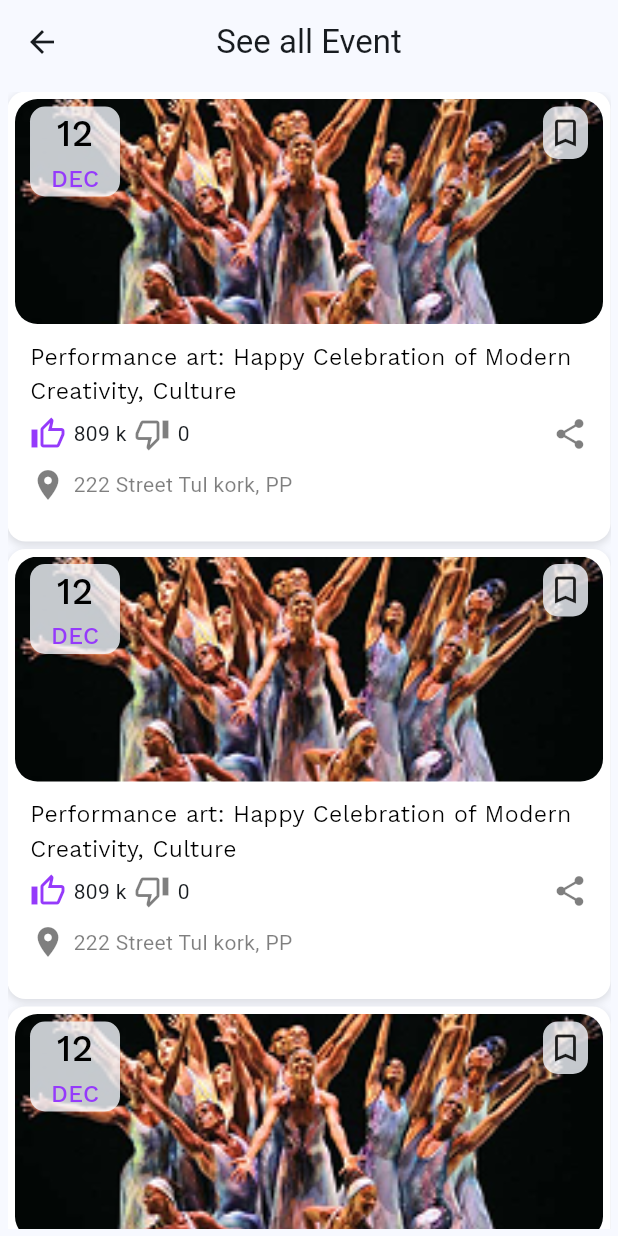
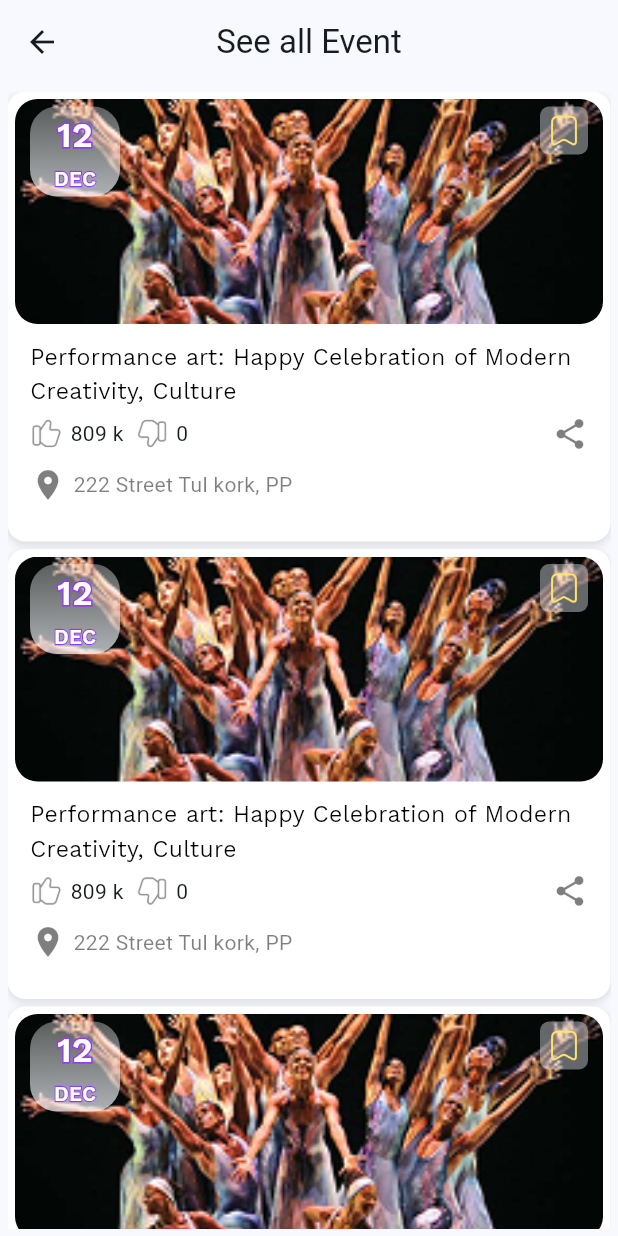
Before and after one commit to MoeurnSovanara/MobleProjectY4, a Flutter app: the screen it shows after launch, after a tap on "See All >", on a phone screen of 412 x 824 dp. Run offline on Flutter 3.47's test engine with Material 3 defaults, Android fonts, the phone set to English and light mode, and no system bars; our stand-ins replace carousel_slider, device_preview, dotted_border, image_picker, percent_indicator, video_player.

Commit message:
update ui and icon home and event detail

```diff
--- a/lib/Const/widget/eventWidget.dart
+++ b/lib/Const/widget/eventWidget.dart
@@ -1,5 +1,7 @@
 import 'package:flutter/material.dart';
 import 'package:mobile_assignment/Const/themeColor.dart';
+import 'package:mobile_assignment/Const/widget/bookmark_button.dart';
+import 'package:mobile_assignment/Const/widget/like_dislike_row.dart';
 import 'package:mobile_assignment/Pages/Other/eventdetailed_page.dart';
 
 class eventWidget extends StatelessWidget {
@@ -47,43 +49,86 @@ class eventWidget extends StatelessWidget {
                     width: 60,
                     height: 60,
                     decoration: BoxDecoration(
-                      color: AdvertiseColor.backgroundColor.withOpacity(0.8),
-                      borderRadius: BorderRadius.circular(10),
+                      gradient: LinearGradient(
+                        begin: Alignment.topCenter,
+                        end: Alignment.bottomCenter,
+                        colors: [
+                          Colors.white.withOpacity(0.35),
+                          AdvertiseColor.backgroundColor.withOpacity(0.7),
+                        ],
+                      ),
+                      borderRadius: BorderRadius.circular(18),
                     ),
                     child: Column(
                       mainAxisAlignment: MainAxisAlignment.center,
                       crossAxisAlignment: CrossAxisAlignment.center,
                       children: [
+                        Stack(
+                          children: [
                             Text(
                               '12',
                               style: TextStyle(
                                 fontFamily: 'KantumruyPro',
-                            color: AdvertiseColor.textColor,
-                            fontWeight: FontWeight.w500,
-                            fontSize: 25,
+                                foreground: Paint()
+                                  ..style = PaintingStyle.stroke
+                                  ..strokeWidth = 2.2
+                                  ..color = AdvertiseColor.primaryColor,
+                                fontWeight: FontWeight.w600,
+                                fontSize: 24,
+                              ),
+                            ),
+                            Text(
+                              '12',
+                              style: TextStyle(
+                                fontFamily: 'KantumruyPro',
+                                color: Colors.white,
+                                fontWeight: FontWeight.w600,
+                                fontSize: 24,
+                              ),
+                            ),
+                          ],
+                        ),
+                        SizedBox(height: 2),
+                        Stack(
+                          children: [
+                            Text(
+                              'DEC',
+                              style: TextStyle(
+                                fontFamily: 'KantumruyPro',
+                                foreground: Paint()
+                                  ..style = PaintingStyle.stroke
+                                  ..strokeWidth = 1.5
+                                  ..color = AdvertiseColor.primaryColor,
+                                fontWeight: FontWeight.w600,
+                                fontSize: 14,
                               ),
                             ),
                             Text(
                               'DEC',
                               style: TextStyle(
                                 fontFamily: 'KantumruyPro',
-                            color: AdvertiseColor.primaryColor,
-                            fontSize: 16,
-                            fontWeight: FontWeight.w500,
+                                color: Colors.white,
+                                fontWeight: FontWeight.w600,
+                                fontSize: 14,
                               ),
+                            ),
+                          ],
                         ),
                       ],
                     ),
                   ),
                   Spacer(),
                   Container(
-                    width: 30,
-                    height: 35,
+                    width: 32,
+                    height: 32,
                     decoration: BoxDecoration(
-                      color: AdvertiseColor.backgroundColor.withOpacity(0.8),
-                      borderRadius: BorderRadius.circular(10),
+                      color: AdvertiseColor.backgroundColor.withOpacity(0.4),
+                      borderRadius: BorderRadius.circular(6),
                     ),
-                    child: Icon(Icons.bookmark_outline),
+                    alignment: Alignment.center,
+                    child: const BookmarkButton(
+                      size: 22,
+                    ),
                   ),
                 ],
               ),
@@ -104,19 +149,10 @@ class eventWidget extends StatelessWidget {
                   SizedBox(height: 5),
                   Row(
                     children: [
-                      Icon(
-                        Icons.thumb_up_outlined,
-                        color: AdvertiseColor.primaryColor,
+                      const LikeDislikeRow(
+                        likes: 809000,
+                        dislikes: 0,
                       ),
-                      SizedBox(width: 5),
-                      Text('809 k'),
-                      SizedBox(width: 5),
-                      Icon(
-                        Icons.thumb_down_outlined,
-                        color: AdvertiseColor.textColor.withOpacity(0.5),
-                      ),
-                      SizedBox(width: 5),
-                      Text('0'),
                       Spacer(),
                       Icon(
                         Icons.share_rounded,
--- /dev/null
+++ b/lib/Const/widget/like_dislike_row.dart
@@ -0,0 +1,111 @@
+import 'package:flutter/material.dart';
+
+class LikeDislikeRow extends StatefulWidget {
+  final int likes;
+  final int dislikes;
+
+  const LikeDislikeRow({
+    Key? key,
+    this.likes = 809000,
+    this.dislikes = 0,
+  }) : super(key: key);
+
+  @override
+  State<LikeDislikeRow> createState() => _LikeDislikeRowState();
+}
+
+class _LikeDislikeRowState extends State<LikeDislikeRow> {
+  bool _isLiked = false;
+  bool _isDisliked = false;
+  double _likeScale = 1.0;
+  double _dislikeScale = 1.0;
+
+  String _formatCount(int value) {
+    if (value >= 1000000) return '${(value / 1000000).toStringAsFixed(1)} M';
+    if (value >= 1000) return '${(value / 1000).toStringAsFixed(0)} k';
+    return value.toString();
+  }
+
+  void _toggleLike() {
+    setState(() {
+      if (_isLiked) {
+        _isLiked = false;
+      } else {
+        _isLiked = true;
+        _isDisliked = false;
+      }
+      _likeScale = 1.1;
+      _dislikeScale = 1.0;
+    });
+
+    Future.delayed(const Duration(milliseconds: 120), () {
+      if (mounted) {
+        setState(() {
+          _likeScale = 1.0;
+        });
+      }
+    });
+  }
+
+  void _toggleDislike() {
+    setState(() {
+      if (_isDisliked) {
+        _isDisliked = false;
+      } else {
+        _isDisliked = true;
+        _isLiked = false;
+      }
+      _dislikeScale = 1.1;
+      _likeScale = 1.0;
+    });
+
+    Future.delayed(const Duration(milliseconds: 120), () {
+      if (mounted) {
+        setState(() {
+          _dislikeScale = 1.0;
+        });
+      }
+    });
+  }
+
+  @override
+  Widget build(BuildContext context) {
+    return Row(
+      children: [
+        GestureDetector(
+          onTap: _toggleLike,
+          child: AnimatedScale(
+            scale: _likeScale,
+            duration: const Duration(milliseconds: 120),
+            child: Image.asset(
+              _isLiked
+                  ? 'assets/img/Icon/liked.png'
+                  : 'assets/img/Icon/unLike.png',
+              width: 22,
+              height: 22,
+            ),
+          ),
+        ),
+        const SizedBox(width: 5),
+        Text(_formatCount(widget.likes)),
+        const SizedBox(width: 8),
+        GestureDetector(
+          onTap: _toggleDislike,
+          child: AnimatedScale(
+            scale: _dislikeScale,
+            duration: const Duration(milliseconds: 120),
+            child: Image.asset(
+              _isDisliked
+                  ? 'assets/img/Icon/disliked.png'
+                  : 'assets/img/Icon/dislike.png',
+              width: 22,
+              height: 22,
+            ),
+          ),
+        ),
+        const SizedBox(width: 5),
+        Text(_formatCount(widget.dislikes)),
+      ],
+    );
+  }
+}
--- a/lib/Const/widget/seeAlleventWidget.dart
+++ b/lib/Const/widget/seeAlleventWidget.dart
@@ -1,5 +1,7 @@
 import 'package:flutter/material.dart';
 import 'package:mobile_assignment/Const/themeColor.dart';
+import 'package:mobile_assignment/Const/widget/bookmark_button.dart';
+import 'package:mobile_assignment/Const/widget/like_dislike_row.dart';
 
 class Seealleventwidget extends StatelessWidget {
   const Seealleventwidget({super.key});
@@ -39,43 +41,86 @@ class Seealleventwidget extends StatelessWidget {
                   width: 60,
                   height: 60,
                   decoration: BoxDecoration(
-                    color: AdvertiseColor.backgroundColor.withOpacity(0.8),
-                    borderRadius: BorderRadius.circular(10),
+                    gradient: LinearGradient(
+                      begin: Alignment.topCenter,
+                      end: Alignment.bottomCenter,
+                      colors: [
+                        Colors.white.withOpacity(0.35),
+                        AdvertiseColor.backgroundColor.withOpacity(0.7),
+                      ],
+                    ),
+                    borderRadius: BorderRadius.circular(18),
                   ),
                   child: Column(
                     mainAxisAlignment: MainAxisAlignment.center,
                     crossAxisAlignment: CrossAxisAlignment.center,
                     children: [
+                      Stack(
+                        children: [
                           Text(
                             '12',
                             style: TextStyle(
                               fontFamily: 'KantumruyPro',
-                          color: AdvertiseColor.textColor,
-                          fontWeight: FontWeight.w500,
-                          fontSize: 25,
+                              foreground: Paint()
+                                ..style = PaintingStyle.stroke
+                                ..strokeWidth = 2.2
+                                ..color = AdvertiseColor.primaryColor,
+                              fontWeight: FontWeight.w600,
+                              fontSize: 24,
+                            ),
+                          ),
+                          Text(
+                            '12',
+                            style: TextStyle(
+                              fontFamily: 'KantumruyPro',
+                              color: Colors.white,
+                              fontWeight: FontWeight.w600,
+                              fontSize: 24,
+                            ),
+                          ),
+                        ],
+                      ),
+                      SizedBox(height: 2),
+                      Stack(
+                        children: [
+                          Text(
+                            'DEC',
+                            style: TextStyle(
+                              fontFamily: 'KantumruyPro',
+                              foreground: Paint()
+                                ..style = PaintingStyle.stroke
+                                ..strokeWidth = 1.5
+                                ..color = AdvertiseColor.primaryColor,
+                              fontWeight: FontWeight.w600,
+                              fontSize: 14,
                             ),
                           ),
                           Text(
                             'DEC',
                             style: TextStyle(
                               fontFamily: 'KantumruyPro',
-                          color: AdvertiseColor.primaryColor,
-                          fontSize: 16,
-                          fontWeight: FontWeight.w500,
+                              color: Colors.white,
+                              fontWeight: FontWeight.w600,
+                              fontSize: 14,
                             ),
+                          ),
+                        ],
                       ),
                     ],
                   ),
                 ),
                 Spacer(),
                 Container(
-                  width: 30,
-                  height: 35,
+                  width: 32,
+                  height: 32,
                   decoration: BoxDecoration(
-                    color: AdvertiseColor.backgroundColor.withOpacity(0.8),
-                    borderRadius: BorderRadius.circular(10),
+                    color: AdvertiseColor.backgroundColor.withOpacity(0.4),
+                    borderRadius: BorderRadius.circular(6),
                   ),
-                  child: Icon(Icons.bookmark_outline),
+                  alignment: Alignment.center,
+                  child: const BookmarkButton(
+                    size: 22,
+                  ),
                 ),
               ],
             ),
@@ -96,19 +141,10 @@ class Seealleventwidget extends StatelessWidget {
                 SizedBox(height: 5),
                 Row(
                   children: [
-                    Icon(
-                      Icons.thumb_up_outlined,
-                      color: AdvertiseColor.primaryColor,
+                    const LikeDislikeRow(
+                      likes: 809000,
+                      dislikes: 0,
                     ),
-                    SizedBox(width: 5),
-                    Text('809 k'),
-                    SizedBox(width: 5),
-                    Icon(
-                      Icons.thumb_down_outlined,
-                      color: AdvertiseColor.textColor.withOpacity(0.5),
-                    ),
-                    SizedBox(width: 5),
-                    Text('0'),
                     Spacer(),
                     Icon(
                       Icons.share_rounded,
```
Also changed, not shown: lib/Const/widget/bookmark_button.dart (added, +207 -0 lines), lib/Pages/Other/eventdetailed_page.dart (+64 -48 lines), assets/img/Icon/arrowback.png (added), assets/img/Icon/bookmark.png (added), assets/img/Icon/bookmarked.png (added), assets/img/Icon/dislike.png (added), assets/img/Icon/disliked.png (added), assets/img/Icon/liked.png (added), assets/img/Icon/unLike.png (added). Lines whose indentation alone changed are shown as unchanged.
